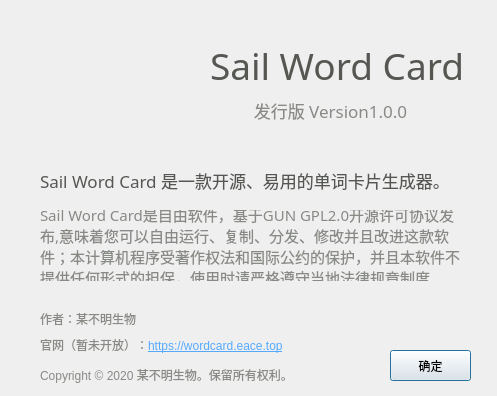
Above: aboutWin.ui from Simgor001/WordCard before the change. Below: the same form after it.
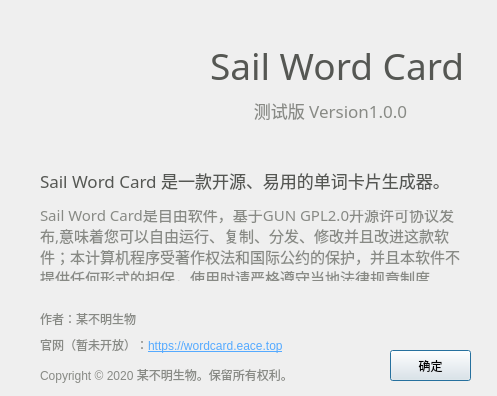
That is the form after the change. Icons and pictures are not drawn.

Patch:
```diff
--- a/aboutWin.ui
+++ b/aboutWin.ui
@@ -134,7 +134,7 @@
 color: rgb(136, 138, 133);</string>
    </property>
    <property name="text">
-    <string>发行版 Version1.0.0</string>
+    <string>测试版 Version1.0.0</string>
    </property>
    <property name="alignment">
     <set>Qt::AlignCenter</set>
```
